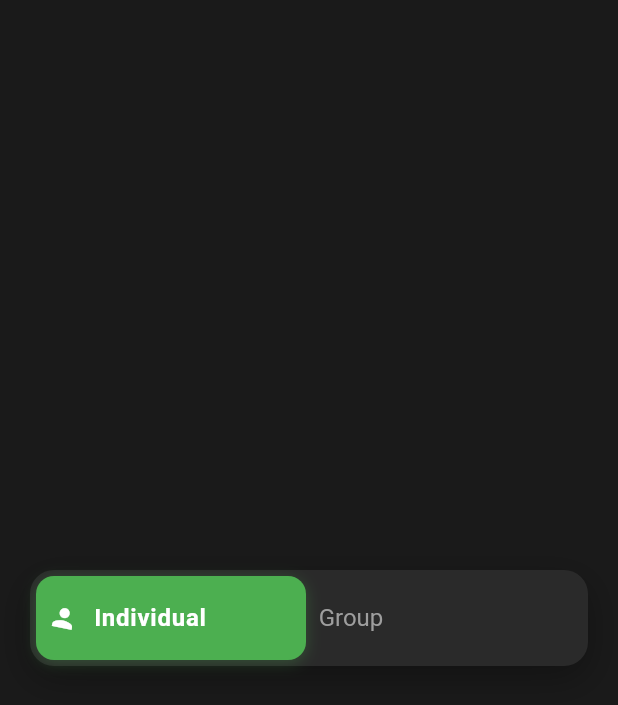
After one commit to sandeshchapagai/svg_editor, a Flutter app: the screen it shows after launch, after a tap on "Animated Tab Bar", on a phone screen of 412 x 824 dp. The commit adds this screen. Shown: the top 705 px of the screen. Run offline on Flutter 3.47's test engine with Material 3 defaults, Android fonts, the phone set to English and light mode, and no system bars; our stand-ins replace file_picker, firebase_core, firebase_database, flutter_colorpicker, flutter_svg, syncfusion_flutter_charts; accounts and stored records are empty.

Commit message:
feat:complete task

```diff
--- /dev/null
+++ b/lib/animated_tab_bar/tab_bar.dart
@@ -0,0 +1,212 @@
+import 'package:flutter/material.dart';
+
+class AnimatedTabBar extends StatefulWidget {
+  const AnimatedTabBar({super.key});
+
+  @override
+  State<AnimatedTabBar> createState() => _AnimatedTabBarState();
+}
+
+class _AnimatedTabBarState extends State<AnimatedTabBar>
+    with TickerProviderStateMixin {
+  int activeIndex = 0;
+  late AnimationController _slideController;
+  late AnimationController _iconController;
+  late Animation<double> _slideAnimation;
+  late Animation<double> _iconScaleAnimation;
+  late Animation<double> _iconRotationAnimation;
+
+  final List<TabItem> tabs = [
+    TabItem(label: 'Individual', icon: Icons.person),
+    TabItem(label: 'Group', icon: Icons.group),
+  ];
+
+  @override
+  void initState() {
+    super.initState();
+
+    _slideController = AnimationController(
+      duration: const Duration(milliseconds: 500),
+      vsync: this,
+    );
+
+    _iconController = AnimationController(
+      duration: const Duration(milliseconds: 600),
+      vsync: this,
+    );
+
+    _slideAnimation = CurvedAnimation(
+      parent: _slideController,
+      curve: Curves.easeOutCubic,
+    );
+
+    _iconScaleAnimation = Tween<double>(
+      begin: 0.0,
+      end: 1.0,
+    ).animate(CurvedAnimation(
+      parent: _iconController,
+      curve: Curves.elasticOut,
+    ));
+
+    _iconRotationAnimation = Tween<double>(
+      begin: 0.0,
+      end: 0.2, // 12 degrees in radians
+    ).animate(CurvedAnimation(
+      parent: _iconController,
+      curve: Curves.easeOutBack,
+    ));
+
+    // Start with first tab active
+    _iconController.forward();
+  }
+
+  @override
+  void dispose() {
+    _slideController.dispose();
+    _iconController.dispose();
+    super.dispose();
+  }
+
+  void _onTabTapped(int index) {
+    if (index != activeIndex) {
+      setState(() {
+        activeIndex = index;
+      });
+
+      // Animate slide
+      _slideController.forward();
+
+      // Animate icon with stagger
+      _iconController.reset();
+      Future.delayed(const Duration(milliseconds: 200), () {
+        if (mounted) {
+          _iconController.forward();
+        }
+      });
+    }
+  }
+
+  @override
+  Widget build(BuildContext context) {
+    return Scaffold(
+      backgroundColor: const Color(0xFF1A1A1A),
+      body: Center(
+        child: Container(
+          margin: const EdgeInsets.all(20),
+          padding: const EdgeInsets.all(4),
+          decoration: BoxDecoration(
+            color: const Color(0xFF2A2A2A),
+            borderRadius: BorderRadius.circular(16),
+            boxShadow: [
+              BoxShadow(
+                color: Colors.black.withOpacity(0.3),
+                blurRadius: 20,
+                offset: const Offset(0, 8),
+              ),
+            ],
+          ),
+          child: Stack(
+            children: [
+              // Sliding background
+              AnimatedBuilder(
+                animation: _slideAnimation,
+                builder: (context, child) {
+                  return AnimatedPositioned(
+                    duration: const Duration(milliseconds: 500),
+                    curve: Curves.easeOutCubic,
+                    left: activeIndex == 0 ? 0 : 150,
+                    top: 0,
+                    bottom: 0,
+                    width: activeIndex == 0 ? 180 : 200,
+                    child: Container(
+                      decoration: BoxDecoration(
+                        color: const Color(0xFF4CAF50),
+                        borderRadius: BorderRadius.circular(12),
+                        boxShadow: [
+                          BoxShadow(
+                            color: const Color(0xFF4CAF50).withOpacity(0.3),
+                            blurRadius: 8,
+                            offset: const Offset(0, 2),
+                          ),
+                        ],
+                      ),
+                    ),
+                  );
+                },
+              ),
+
+              // Tab buttons
+              Row(
+                children: [
+                  _buildTabButton(0, 120),
+                  _buildTabButton(1, 180),
+                ],
+              ),
+            ],
+          ),
+        ),
+      ),
+    );
+  }
+
+  Widget _buildTabButton(int index, double width) {
+    final isActive = activeIndex == index;
+    final tab = tabs[index];
+
+    return GestureDetector(
+      onTap: () => _onTabTapped(index),
+      child: AnimatedContainer(
+        duration: const Duration(milliseconds: 300),
+        width: width,
+        height: 56,
+        child: Row(
+          mainAxisAlignment: MainAxisAlignment.center,
+          children: [
+            // Icon - only show when active
+            if (isActive) ...[
+              AnimatedBuilder(
+                animation: _iconController,
+                builder: (context, child) {
+                  return Transform.scale(
+                    scale: _iconScaleAnimation.value,
+                    child: Transform.rotate(
+                      angle: _iconRotationAnimation.value,
+                      child: Container(
+                        padding: const EdgeInsets.all(2),
+                        child: Icon(
+                          tab.icon,
+                          color: Colors.white,
+                          size: 20,
+                        ),
+                      ),
+                    ),
+                  );
+                },
+              ),
+              const SizedBox(width: 8),
+            ],
+
+            // Text
+            AnimatedDefaultTextStyle(
+              duration: const Duration(milliseconds: 300),
+              style: TextStyle(
+                color: isActive ? Colors.white : const Color(0xFF9E9E9E),
+                fontSize: 16,
+                fontWeight: isActive ? FontWeight.w600 : FontWeight.w400,
+                letterSpacing: isActive ? 0.5 : 0,
+              ),
+              child: Text(tab.label),
+            ),
+          ],
+        ),
+      ),
+    );
+  }
+}
+
+class TabItem {
+  final String label;
+  final IconData icon;
+
+  TabItem({required this.label, required this.icon});
+}
--- a/lib/screen/svg_editor_screen.dart
+++ b/lib/screen/svg_editor_screen.dart
@@ -1,10 +1,12 @@
 import 'package:flutter/material.dart';
 import 'package:provider/provider.dart';
+import 'package:svg_editor/chart_part/chart.dart';
 import 'package:svg_editor/chat_app/chat_app.dart';
 import 'package:svg_editor/screen/widgets/svg_header_widget.dart';
 import 'package:svg_editor/screen/widgets/svg_layer_panel.dart';
 import 'package:svg_editor/screen/widgets/svg_preview_widget.dart';
 
+import '../animated_tab_bar/tab_bar.dart';
 import '../service/svg_editor_service.dart';
 
 class SvgEditorScreen extends StatelessWidget {
@@ -42,6 +44,14 @@ class SvgEditorScreen extends StatelessWidget {
           children: [
             ElevatedButton(
                 onPressed: () => Navigator.push(context,
+                    MaterialPageRoute(builder: (context) => AnimatedTabBar())),
+                child: Text("Animated Tab Bar ")),
+            ElevatedButton(
+                onPressed: () => Navigator.push(context,
+                    MaterialPageRoute(builder: (context) => EnergyChart())),
+                child: Text("Chart App")),
+            ElevatedButton(
+                onPressed: () => Navigator.push(context,
                     MaterialPageRoute(builder: (context) => ChatApp())),
                 child: Text("Chat App")),
             const SvgHeaderWidget(),
--- a/pubspec.yaml
+++ b/pubspec.yaml
@@ -45,6 +45,7 @@ dependencies:
   firebase_core: ^2.7.0
   firebase_database: ^10.0.8
   uuid: ^3.0.6
+  syncfusion_flutter_charts: ^30.1.42
 
 dev_dependencies:
   flutter_test:
```
Also changed, not shown: lib/chart_part/chart.dart (added, +215 -0 lines), assets/jsondata.json (renamed from assets/jsondata.txt), pubspec.lock.
